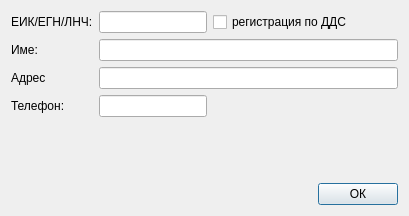
The window that src/View/Widgets/RecipientEditView.ui (thefinalcutbg/DinoDent) describes before a commit, drawn with Qt 5.
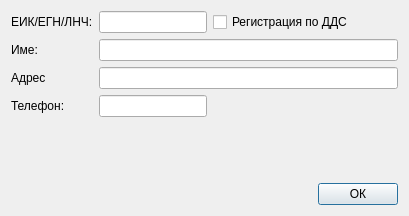
The same window after the commit. Custom widgets are drawn as their Qt base class.

The edit to the form file:
```diff
--- a/src/View/Widgets/RecipientEditView.ui
+++ b/src/View/Widgets/RecipientEditView.ui
@@ -71,7 +71,7 @@
          <item>
           <widget class="QCheckBox" name="vatCheck">
            <property name="text">
-            <string>регистрация по ДДС</string>
+            <string>Регистрация по ДДС</string>
            </property>
           </widget>
          </item>
```
